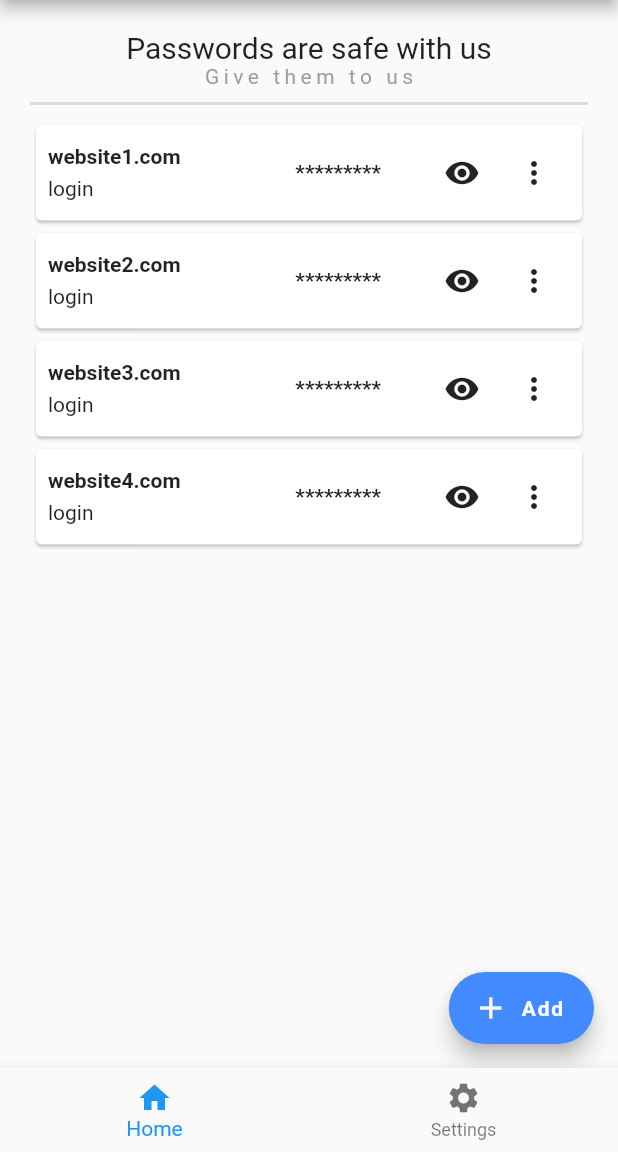
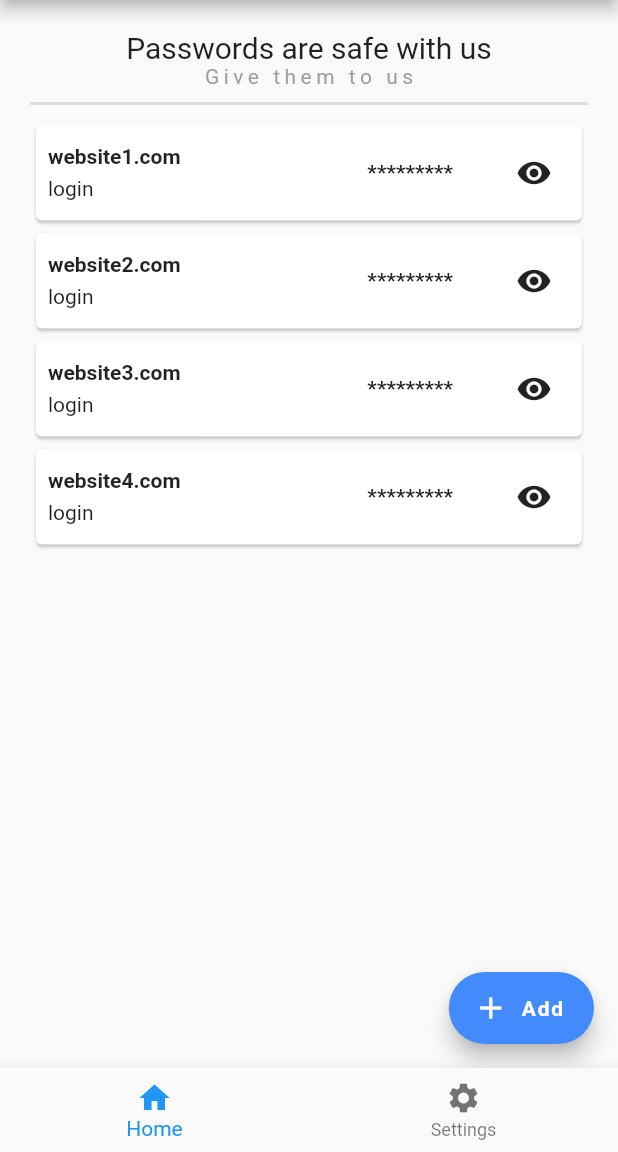
Before and after one commit to Stempnio/password-keeper, a Flutter app: the screen it shows after launch, on a phone screen of 412 x 824 dp, the part 84-1236 px from its top. Run offline on Flutter 3.47's test engine with Material 2 defaults, Android fonts, the phone set to English and light mode, and no system bars; our stand-ins replace animated_toggle_switch, loading_animation_widget.

Commit message:
feat[password_keeper]: editing and deleting credential rows is available now on long press (pop up action sheet)

```diff
--- a/lib/view/home/credentials_row.dart
+++ b/lib/view/home/credentials_row.dart
@@ -3,11 +3,8 @@ import 'package:password_keeper/model/credentials.dart';
 
 class CredentialsRow extends StatefulWidget {
   final Credentials credentials;
-  final Function edit;
 
-  const CredentialsRow(
-      {required this.credentials, required this.edit, Key? key})
-      : super(key: key);
+  const CredentialsRow({required this.credentials, Key? key}) : super(key: key);
 
   @override
   State<CredentialsRow> createState() => _CredentialsRowState();
@@ -65,12 +62,6 @@ class _CredentialsRowState extends State<CredentialsRow> {
                     : Icons.visibility,
               ),
             ),
-            IconButton(
-              onPressed: () {
-                widget.edit();
-              },
-              icon: const Icon(Icons.more_vert),
-            ),
           ],
         ),
       ),
```
Also changed, not shown: lib/view/home/home.dart (+42 -7 lines).
